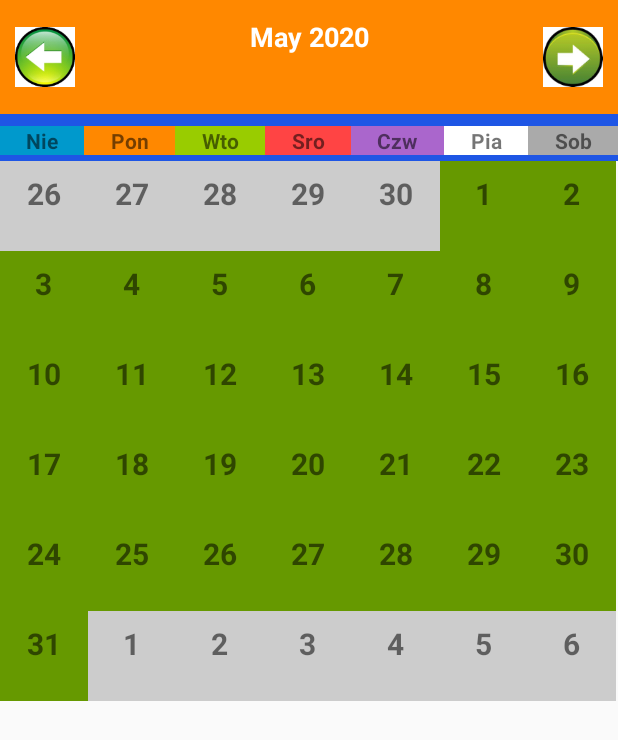
After one commit to solTheW/android-app, an Android app: the KalendarzActivity screen opened directly, with no data from a screen before it, on a phone screen of 412 x 824 dp. The commit adds this screen. Shown: the top 740 px of the screen. Run offline under Robolectric (Android 15) with nearby library versions, the phone set to English and light mode, and no system bars.

Commit message:
Kalendarz oraz wydarzenia do lekkiej modyfikacji

```diff
--- a/app/build.gradle
+++ b/app/build.gradle
@@ -45,4 +45,6 @@ dependencies {
     implementation 'com.rengwuxian.materialedittext:library:2.1.4'
     implementation 'com.github.bumptech.glide:glide:4.8.0'
     implementation "com.google.android.material:material:1.2.0-alpha06"
+    implementation 'androidx.recyclerview:recyclerview:1.1.0-alpha04'
+    implementation 'com.google.android.material:material:1.1.0-alpha05'
 }
--- a/app/src/main/AndroidManifest.xml
+++ b/app/src/main/AndroidManifest.xml
@@ -3,8 +3,8 @@
     package="com.example.tourmeneger">
 
     <uses-permission android:name="android.permission.INTERNET" />
-    <uses-permission android:name="android.permission.WRITE_EXTERNAL_STORAGE"/>
-    <uses-permission android:name="android.permission.READ_EXTERNAL_STORAGE"/>
+    <uses-permission android:name="android.permission.WRITE_EXTERNAL_STORAGE" />
+    <uses-permission android:name="android.permission.READ_EXTERNAL_STORAGE" />
 
 
     <application
@@ -14,7 +14,7 @@
         android:roundIcon="@mipmap/ic_launcher_round"
         android:supportsRtl="true"
         android:theme="@style/AppTheme">
-
+        <activity android:name=".KalendarzActivity"></activity>
         <activity android:name=".ProfileActivity" />
         <activity android:name=".MessageActivity" />
         <activity
--- /dev/null
+++ b/app/src/main/java/com/example/tourmeneger/CustomCalendarView.java
@@ -0,0 +1,177 @@
+package com.example.tourmeneger;
+
+import android.app.TimePickerDialog;
+import android.content.Context;
+import android.database.sqlite.SQLiteDatabase;
+import android.util.AttributeSet;
+import android.view.LayoutInflater;
+import android.view.View;
+import android.widget.AdapterView;
+import android.widget.Button;
+import android.widget.EditText;
+import android.widget.GridView;
+import android.widget.ImageButton;
+import android.widget.LinearLayout;
+import android.widget.TextView;
+import android.widget.TimePicker;
+import android.widget.Toast;
+
+import androidx.annotation.Nullable;
+import androidx.appcompat.app.AlertDialog;
+
+import java.text.SimpleDateFormat;
+import java.util.ArrayList;
+import java.util.Calendar;
+import java.util.Date;
+import java.util.List;
+import java.util.Locale;
+import java.util.TimeZone;
+
+public class CustomCalendarView extends LinearLayout {
+    ImageButton NextButton,PreviousButton;
+    TextView CurrentDate;
+    GridView gridView;
+    private static final int MAX_CALENDAR_DAYS = 42;
+    Calendar calendar = Calendar.getInstance(Locale.ENGLISH);
+    Context context;
+    SimpleDateFormat dateFormat = new SimpleDateFormat("MMMM yyyy",Locale.ENGLISH);
+    SimpleDateFormat monthFormat = new SimpleDateFormat("MMMM",Locale.ENGLISH);
+    SimpleDateFormat yearFormate = new SimpleDateFormat("yyyy", Locale.ENGLISH);
+
+    MyGridAdapter myGridAdapter;
+
+    AlertDialog alertDialog;
+    List<Date> dates = new ArrayList<>();
+    List<Events> events = new ArrayList<>();
+    List<Events> eventsList = new ArrayList<>();
+
+    DBOpenHelper dbOpenHelper;
+
+    public CustomCalendarView(Context context) {
+        super(context);
+    }
+
+    public CustomCalendarView(final Context context, @Nullable AttributeSet attrs) {
+        super(context, attrs);
+        this.context = context;
+        InitializeLayout();
+        SetUpCalendar();
+
+        PreviousButton.setOnClickListener(new OnClickListener() {
+            @Override
+            public void onClick(View v) {
+                calendar.add(Calendar.MONTH, -1);
+                SetUpCalendar();
+            }
+        });
+
+        NextButton.setOnClickListener(new OnClickListener() {
+            @Override
+            public void onClick(View v) {
+                calendar.add(Calendar.MONTH, 1);
+                SetUpCalendar();
+            }
+        });
+
+        gridView.setOnItemClickListener(new AdapterView.OnItemClickListener() {
+            @Override
+            public void onItemClick(AdapterView<?> parent, View view, int position, long id) {
+                AlertDialog.Builder builder = new AlertDialog.Builder(context);
+                builder.setCancelable(true);
+                final View addView = LayoutInflater.from(parent.getContext()).inflate(R.layout.add_newevent_layout, null);
+                final EditText EventName = addView.findViewById(R.id.eventname);
+                final TextView EventTime = addView.findViewById(R.id.eventtime);
+                ImageButton SetTime = addView.findViewById(R.id.seteventtime);
+                Button AddEvent = addView.findViewById(R.id.addevent);
+                SetTime.setOnClickListener(new OnClickListener() {
+                    @Override
+                    public void onClick(View v) {
+                        Calendar calendar = Calendar.getInstance();
+                        int hours = calendar.get(Calendar.HOUR_OF_DAY);
+                        int minuts = calendar.get(Calendar.MINUTE);
+                        TimePickerDialog timePickerDialog = new TimePickerDialog(addView.getContext(), R.style.Theme_AppCompat_Dialog, new TimePickerDialog.OnTimeSetListener() {
+                            @Override
+                            public void onTimeSet(TimePicker view, int hourOfDay, int minute) {
+                                Calendar c = Calendar.getInstance();
+                                c.set(Calendar.HOUR_OF_DAY,hourOfDay);
+                                c.set(Calendar.MINUTE,minute);
+                                c.setTimeZone(TimeZone.getDefault());
+                                SimpleDateFormat hformate = new SimpleDateFormat("K:mm a",Locale.ENGLISH);
+                                String event_Time = hformate.format(c.getTime());
+                                EventTime.setText(event_Time);
+                            }
+                        },hours,minuts,false) ;
+                        timePickerDialog.show();
+                    }
+                });
+                final String date = dateFormat.format(dates.get(position));
+                final String month = monthFormat.format(dates.get(position));
+                final String year = yearFormate.format(dates.get(position));
+
+                AddEvent.setOnClickListener(new OnClickListener() {
+                    @Override
+                    public void onClick(View v) {
+                        SaveEvent(EventName.getText().toString(),EventTime.getText().toString(),date,month,year);
+                        SetUpCalendar();
+                        alertDialog.dismiss();
+
+                    }
+                });
+
+                builder.setView(addView);
+                alertDialog = builder.create();
+                alertDialog.show();
+            }
+        });
+
+
+
+
+
+    }
+
+    public CustomCalendarView(Context context, @Nullable AttributeSet attrs, int defStyleAttr) {
+        super(context, attrs, defStyleAttr);
+    }
+
+    private void SaveEvent(String event, String time, String date, String month, String year){
+        dbOpenHelper = new DBOpenHelper(context);
+        SQLiteDatabase database = dbOpenHelper.getWritableDatabase();
+        dbOpenHelper.SaveEvent(event,time,date,month,year,database);
+        dbOpenHelper.close();
+        Toast.makeText(context,"Event Saved",Toast.LENGTH_SHORT).show();
+
+    }
+
+    private void InitializeLayout(){
+        LayoutInflater inflater = (LayoutInflater)context.getSystemService(Context.LAYOUT_INFLATER_SERVICE);
+        View view = inflater.inflate(R.layout.calendar_layout, this);
+        NextButton = view.findViewById(R.id.nextBtn);
+        PreviousButton = view.findViewById(R.id.previousBtn);
+        CurrentDate = view.findViewById(R.id.current_Date);
+        gridView = view.findViewById(R.id.gridview);
+    }
+
+    private void SetUpCalendar(){
+        String currwntDate = dateFormat.format(calendar.getTime());
+        CurrentDate.setText(currwntDate);
+        dates.clear();
+        Calendar monthCalendar= (Calendar) calendar.clone();
+        monthCalendar.set(Calendar.DAY_OF_MONTH,1);
+        int FirstDayofMonth = monthCalendar.get(Calendar.DAY_OF_WEEK)-1;
+        monthCalendar.add(Calendar.DAY_OF_MONTH, -FirstDayofMonth);
+
+        while(dates.size() < MAX_CALENDAR_DAYS){
+            dates.add(monthCalendar.getTime());
+            monthCalendar.add(Calendar.DAY_OF_MONTH, 1);
+        }
+
+        myGridAdapter = new MyGridAdapter(context,dates,calendar,eventsList);
+        gridView.setAdapter(myGridAdapter);
+
+    }
+
+
+
+
+}
--- /dev/null
+++ b/app/src/main/java/com/example/tourmeneger/KalendarzActivity.java
@@ -0,0 +1,17 @@
+package com.example.tourmeneger;
+
+import android.os.Bundle;
+
+import androidx.appcompat.app.AppCompatActivity;
+
+public class KalendarzActivity extends AppCompatActivity {
+
+    CustomCalendarView customCalendarView;
+    @Override
+    protected void onCreate(Bundle savedInstanceState) {
+        super.onCreate(savedInstanceState);
+        setContentView(R.layout.activity_kalendarz);
+
+        customCalendarView = (CustomCalendarView)findViewById(R.id.custom_calendar_view);
+    }
+}
--- /dev/null
+++ b/app/src/main/java/com/example/tourmeneger/MyGridAdapter.java
@@ -0,0 +1,91 @@
+package com.example.tourmeneger;
+
+import android.content.Context;
+import android.graphics.Color;
+import android.view.LayoutInflater;
+import android.view.View;
+import android.view.ViewGroup;
+import android.widget.ArrayAdapter;
+import android.widget.TextView;
+
+import androidx.annotation.NonNull;
+import androidx.annotation.Nullable;
+
+import java.util.ArrayList;
+import java.util.Calendar;
+import java.util.Date;
+import java.util.List;
+
+public class MyGridAdapter extends ArrayAdapter {
+    List<Date> dates;
+    Calendar currentDate;
+    List<Events> events;
+    LayoutInflater inflater;
+
+    public MyGridAdapter(@NonNull Context context, List<Date> dates,Calendar currentDate,List<Events> events) {
+        super(context, R.layout.single_cell_layout);
+
+        this.dates=dates;
+        this.currentDate=currentDate;
+        this.events=events;
+        inflater=LayoutInflater.from(context);
+    }
+
+
+    @NonNull
+    @Override
+    public View getView(int position, @Nullable View convertView, @NonNull ViewGroup parent) {
+        Date monthDate = dates.get(position);
+        Calendar dateCalendar = Calendar.getInstance();
+        dateCalendar.setTime(monthDate);
+        int DayNo = dateCalendar.get(Calendar.DAY_OF_MONTH);
+        int displayMonth = dateCalendar.get(Calendar.MONTH)+1;
+        int displayYear = dateCalendar.get(Calendar.YEAR);
+        int currentMonth = currentDate.get(Calendar.MONTH)+1;
+        int currentYear = currentDate.get(Calendar.YEAR);
+
+        View view = convertView;
+        if (view == null){
+            view = inflater.inflate(R.layout.single_cell_layout,parent,false);
+
+        }
+
+        if(displayMonth == currentMonth && displayYear == currentYear){
+            view.setBackgroundColor(getContext().getResources().getColor(R.color.green));
+        }
+        else
+        {
+            view.setBackgroundColor(Color.parseColor("#cccccc"));
+        }
+
+        TextView Day_Number = view.findViewById(R.id.calendar_day);
+        TextView EventNumber = view.findViewById(R.id.events_id);
+        Day_Number.setText(String.valueOf(DayNo));
+        Calendar eventCalendar = Calendar.getInstance();
+        ArrayList<String> arrayList = new ArrayList<>();
+
+        return view;
+    }
+
+
+
+
+
+    @Override
+    public int getCount() {
+        return dates.size();
+    }
+
+
+    @Override
+    public int getPosition(@Nullable Object item) {
+        return dates.indexOf(item);
+    }
+
+
+    @Nullable
+    @Override
+    public Object getItem(int position) {
+        return dates.get(position);
+    }
+}
--- /dev/null
+++ b/app/src/main/res/layout/activity_kalendarz.xml
@@ -0,0 +1,13 @@
+<?xml version="1.0" encoding="utf-8"?>
+<androidx.constraintlayout.widget.ConstraintLayout xmlns:android="http://schemas.android.com/apk/res/android"
+    xmlns:tools="http://schemas.android.com/tools"
+    android:layout_width="match_parent"
+    android:layout_height="match_parent"
+    tools:context=".KalendarzActivity">
+
+<com.example.tourmeneger.CustomCalendarView
+    android:layout_width="match_parent"
+    android:layout_height="match_parent"
+    android:id="@+id/custom_calendar_view" ></com.example.tourmeneger.CustomCalendarView>
+
+</androidx.constraintlayout.widget.ConstraintLayout>
--- /dev/null
+++ b/app/src/main/res/layout/calendar_layout.xml
@@ -0,0 +1,118 @@
+<?xml version="1.0" encoding="utf-8"?>
+<LinearLayout xmlns:android="http://schemas.android.com/apk/res/android"
+    android:orientation="vertical"
+    android:layout_width="match_parent"
+    android:layout_height="match_parent"
+    android:id="@+id/activity_custom_calndar">
+    <LinearLayout
+        android:layout_width="match_parent"
+        android:layout_height="wrap_content"
+        android:orientation="horizontal"
+        android:paddingTop="8dp"
+        android:paddingBottom="8dp"
+        android:background="@android:color/holo_orange_dark">
+
+        <ImageButton
+            android:layout_width="40dp"
+            android:layout_height="40dp"
+            android:id="@+id/previousBtn"
+            android:background="@mipmap/prevous"
+            android:layout_margin="10dp"
+            />
+        <TextView
+            android:layout_width="wrap_content"
+            android:layout_height="wrap_content"
+            android:gravity="center"
+            android:layout_marginTop="4dp"
+            android:text="CurrentDate"
+            android:id = "@+id/current_Date"
+            android:textColor="@android:color/white"
+            android:textStyle="bold"
+            android:textSize="18sp"
+            android:layout_weight="3" />
+        <ImageButton
+            android:layout_width="40dp"
+            android:layout_height="40dp"
+            android:id="@+id/nextBtn"
+            android:background="@mipmap/next"
+            android:layout_margin="10dp"
+            />></LinearLayout>
+    <LinearLayout
+        android:layout_width="match_parent"
+        android:layout_height="wrap_content"
+        android:orientation="horizontal"
+        android:paddingTop="4dp"
+        android:paddingBottom="4dp"
+        android:background="@color/colorPrimaryDark" >
+
+        <TextView
+            android:layout_width="wrap_content"
+            android:layout_height="wrap_content"
+            android:gravity="center"
+            android:text="Nie"
+            android:background="@android:color/holo_blue_dark"
+            android:layout_marginTop="4dp"
+            android:layout_weight="1"
+            android:textStyle="bold" />
+        <TextView
+            android:layout_width="wrap_content"
+            android:layout_height="wrap_content"
+            android:gravity="center"
+            android:text="Pon"
+            android:background="@android:color/holo_orange_dark"
+            android:layout_marginTop="4dp"
+            android:layout_weight="1"
+            android:textStyle="bold" />
+        <TextView
+            android:layout_width="wrap_content"
+            android:layout_height="wrap_content"
+            android:gravity="center"
+            android:text="Wto"
+            android:background="@android:color/holo_green_light"
+            android:layout_marginTop="4dp"
+            android:layout_weight="1"
+            android:textStyle="bold" />
+        <TextView
+            android:layout_width="wrap_content"
+            android:layout_height="wrap_content"
+            android:gravity="center"
+            android:text="Sro"
+            android:background="@android:color/holo_red_light"
+            android:layout_marginTop="4dp"
+            android:layout_weight="1"
+            android:textStyle="bold" />
+        <TextView
+            android:layout_width="wrap_content"
+            android:layout_height="wrap_content"
+            android:gravity="center"
+            android:text="Czw"
+            android:background="@android:color/holo_purple"
+            android:layout_marginTop="4dp"
+            android:layout_weight="1"
+            android:textStyle="bold" />
+        <TextView
+            android:layout_width="wrap_content"
+            android:layout_height="wrap_content"
+            android:gravity="center"
+            android:text="Pia"
+            android:background="@android:color/white"
+            android:layout_marginTop="4dp"
+            android:layout_weight="1"
+            android:textStyle="bold" />
+        <TextView
+            android:layout_width="wrap_content"
+            android:layout_height="wrap_content"
+            android:gravity="center"
+            android:text="Sob"
+            android:background="@android:color/darker_gray"
+            android:layout_marginTop="4dp"
+            android:layout_weight="1"
+            android:textStyle="bold" />
+        ></LinearLayout>
+    <GridView
+        android:layout_width="match_parent"
+        android:layout_height="match_parent"
+        android:id="@+id/gridview"
+        android:numColumns="7"></GridView>
+
+</LinearLayout>
--- /dev/null
+++ b/app/src/main/res/layout/single_cell_layout.xml
@@ -0,0 +1,24 @@
+<?xml version="1.0" encoding="utf-8"?>
+<LinearLayout xmlns:android="http://schemas.android.com/apk/res/android"
+    android:orientation="vertical" android:layout_width="match_parent"
+    android:layout_height="60dp"
+    android:padding="8dp">
+    <TextView
+        android:layout_width="wrap_content"
+        android:layout_height="wrap_content"
+        android:id ="@+id/calendar_day"
+        android:text="1"
+        android:textStyle="bold"
+        android:layout_gravity="center"
+        android:textSize="20sp"/>
+    <TextView
+        android:layout_width="wrap_content"
+        android:layout_height="wrap_content"
+        android:textStyle="bold"
+        android:textSize="9sp"
+        android:id="@+id/events_id"
+        android:textColor="@android:color/white"
+        android:layout_gravity="center"/>
+
+
+</LinearLayout>
--- a/app/src/main/res/menu/menu_item.xml
+++ b/app/src/main/res/menu/menu_item.xml
@@ -16,4 +16,8 @@
     <item
         android:id="@+id/logout"
         android:title="Logout"/>
+
+    <item
+        android:id="@+id/kalendarz"
+        android:title="Kalendarz"/>
 </menu>
--- a/app/src/main/res/values/colors.xml
+++ b/app/src/main/res/values/colors.xml
@@ -3,4 +3,5 @@
     <color name="colorPrimary">#E6EFF3</color>
     <color name="colorPrimaryDark">#1E56E5</color>
     <color name="colorAccent">#000000</color>
+    <color name="green">@android:color/holo_green_dark</color>
 </resources>
```
Also changed, not shown: app/src/main/java/com/example/tourmeneger/DBOpenHelper.java (added, +62 -0 lines), app/src/main/java/com/example/tourmeneger/DBStructure.java (added, +12 -0 lines), app/src/main/java/com/example/tourmeneger/Events.java (added, +53 -0 lines), app/src/main/java/com/example/tourmeneger/MainActivity.java (+13 -6 lines), app/src/main/res/layout/add_newevent_layout.xml (added, +47 -0 lines), app/src/main/res/layout/show_events_layout.xml (added, +14 -0 lines), app/src/main/res/mipmap-xxxhdpi/next.png (added), app/src/main/res/mipmap-xxxhdpi/prevous.jpg (added), app/src/main/res/mipmap-xxxhdpi/timeicon.png (added).
